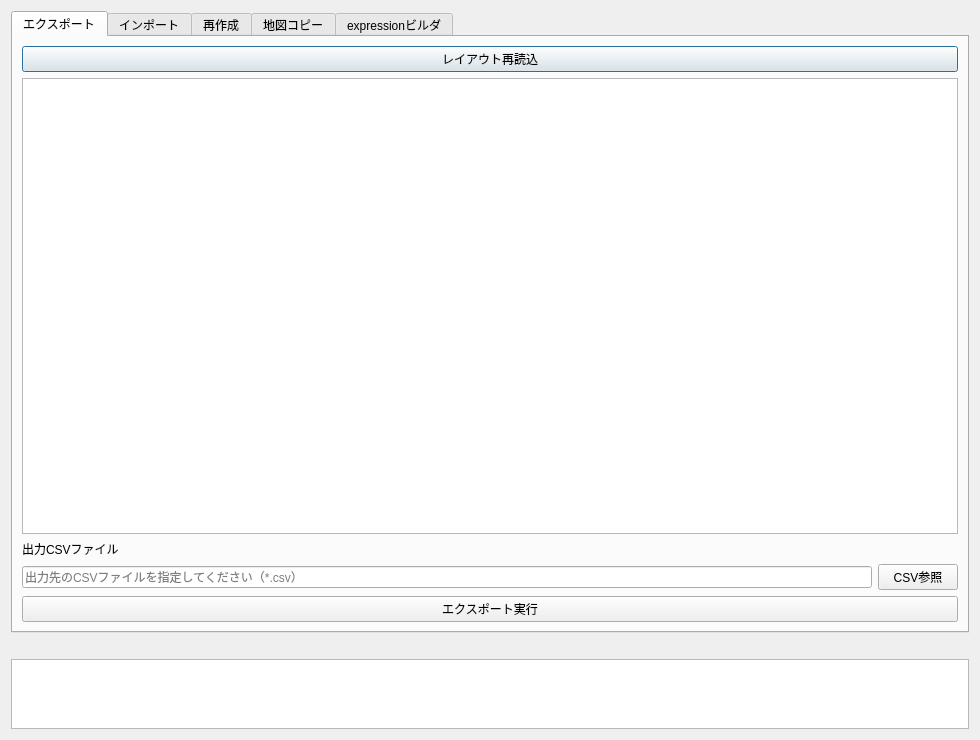
Before: the Qt Designer form ui/main_dialog.ui in zaknak/QGIS-Layout-Labo, drawn with Qt 5.
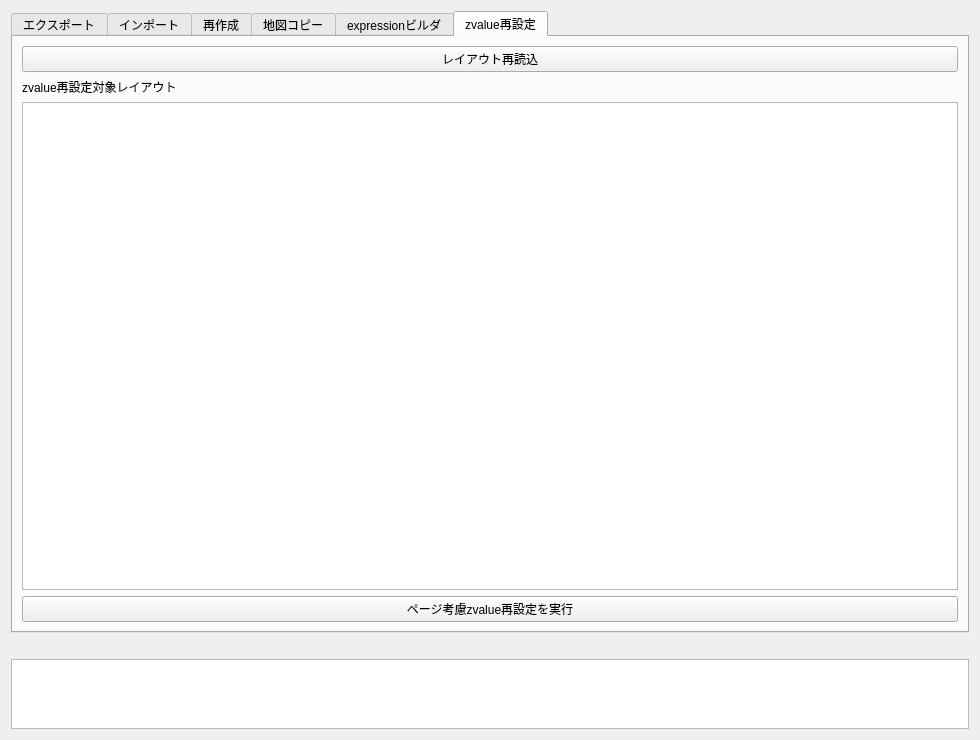
After: the same form once the commit is applied. The open tabs and pages were chosen to show the change.

Commit message: Add page-aware zvalue reordering and refresh open layout designers

What changed in the file:
```diff
--- a/ui/main_dialog.ui
+++ b/ui/main_dialog.ui
@@ -120,7 +120,16 @@
        <item><widget class="QComboBox" name="comboExpressionTargetLayout"/></item>
        <item><widget class="QLabel" name="labelExpressionTargetMaps"><property name="text"><string>適用先地図アイテム（複数選択可）</string></property></widget></item>
        <item><widget class="QListWidget" name="listWidgetExpressionTargetMaps"/></item>
-       <item><widget class="QPushButton" name="btnExpressionApply"><property name="text"><string>expression適用</string></property></widget></item>
+      <item><widget class="QPushButton" name="btnExpressionApply"><property name="text"><string>expression適用</string></property></widget></item>
+      </layout>
+     </widget>
+     <widget class="QWidget" name="tabZOrder">
+      <attribute name="title"><string>zvalue再設定</string></attribute>
+      <layout class="QVBoxLayout" name="verticalLayoutZOrder">
+       <item><widget class="QPushButton" name="btnZOrderReload"><property name="text"><string>レイアウト再読込</string></property></widget></item>
+       <item><widget class="QLabel" name="labelZOrderTargetLayouts"><property name="text"><string>zvalue再設定対象レイアウト</string></property></widget></item>
+       <item><widget class="QListWidget" name="listWidgetZOrderTargetLayouts"/></item>
+       <item><widget class="QPushButton" name="btnZOrderRun"><property name="text"><string>ページ考慮zvalue再設定を実行</string></property></widget></item>
       </layout>
      </widget>
     </widget>
```
The commit also changes 4 other files.
